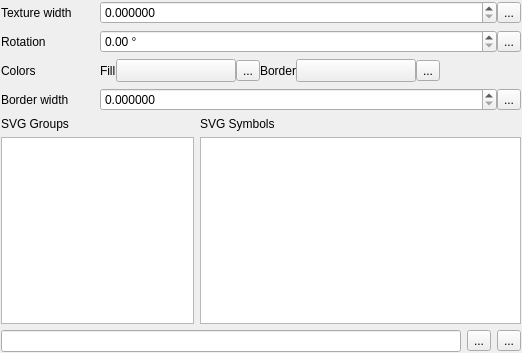
nextgis/nextgisqgis, file src/ui/symbollayer/widget_svgfill.ui: the form before one commit.
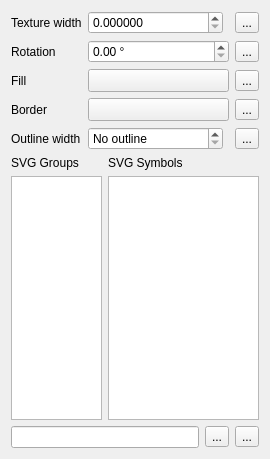
The form after the commit. Custom widgets are drawn as their Qt base class.

Diff of the .ui file:
```diff
--- a/src/ui/symbollayer/widget_svgfill.ui
+++ b/src/ui/symbollayer/widget_svgfill.ui
@@ -6,107 +6,14 @@
    <rect>
     <x>0</x>
     <y>0</y>
-    <width>522</width>
-    <height>353</height>
+    <width>270</width>
+    <height>459</height>
    </rect>
   </property>
   <property name="windowTitle">
    <string>Form</string>
   </property>
-  <layout class="QGridLayout" name="gridLayout_3">
-   <property name="margin">
-    <number>1</number>
-   </property>
-   <item row="1" column="0">
-    <layout class="QGridLayout" name="gridLayout_2">
-     <item row="0" column="0">
-      <widget class="QLabel" name="mSymbolGroupLabel">
-       <property name="text">
-        <string>SVG Groups</string>
-       </property>
-      </widget>
-     </item>
-     <item row="0" column="1">
-      <widget class="QLabel" name="mSymbolListLabel">
-       <property name="text">
-        <string>SVG Symbols</string>
-       </property>
-      </widget>
-     </item>
-     <item row="1" column="0">
-      <widget class="QTreeView" name="mSvgTreeView">
-       <property name="sizePolicy">
-        <sizepolicy hsizetype="Expanding" vsizetype="Expanding">
-         <horstretch>3</horstretch>
-         <verstretch>0</verstretch>
-        </sizepolicy>
-       </property>
-      </widget>
-     </item>
-     <item row="1" column="1">
-      <widget class="QListView" name="mSvgListView">
-       <property name="sizePolicy">
-        <sizepolicy hsizetype="Expanding" vsizetype="Expanding">
-         <horstretch>5</horstretch>
-         <verstretch>0</verstretch>
-        </sizepolicy>
-       </property>
-       <property name="flow">
-        <enum>QListView::LeftToRight</enum>
-       </property>
-       <property name="layoutMode">
-        <enum>QListView::Batched</enum>
-       </property>
-       <property name="viewMode">
-        <enum>QListView::IconMode</enum>
-       </property>
-       <property name="uniformItemSizes">
-        <bool>true</bool>
-       </property>
-      </widget>
-     </item>
-    </layout>
-   </item>
-   <item row="2" column="0">
-    <layout class="QHBoxLayout" name="horizontalLayout">
-     <item>
-      <widget class="QLineEdit" name="mSVGLineEdit"/>
-     </item>
-     <item>
-      <widget class="QToolButton" name="mBrowseToolButton">
-       <property name="text">
-        <string>...</string>
-       </property>
-      </widget>
-     </item>
-     <item>
-      <widget class="QgsDataDefinedButton" name="mSVGDDBtn">
-       <property name="text">
-        <string>...</string>
-       </property>
-      </widget>
-     </item>
-    </layout>
-   </item>
-   <item row="0" column="0">
     <layout class="QGridLayout" name="gridLayout">
-     <property name="horizontalSpacing">
-      <number>28</number>
-     </property>
-     <item row="1" column="0">
-      <widget class="QLabel" name="mRotationLabel">
-       <property name="text">
-        <string>Rotation</string>
-       </property>
-      </widget>
-     </item>
-     <item row="2" column="0">
-      <widget class="QLabel" name="mColorLabel">
-       <property name="text">
-        <string>Colors</string>
-       </property>
-      </widget>
-     </item>
      <item row="1" column="1">
       <layout class="QHBoxLayout" name="horizontalLayout_5">
        <item>
@@ -122,30 +29,72 @@
          </property>
         </widget>
        </item>
-       <item>
-        <widget class="QgsDataDefinedButton" name="mRotationDDBtn">
-         <property name="text">
-          <string>...</string>
-         </property>
-        </widget>
-       </item>
       </layout>
      </item>
      <item row="3" column="0">
-      <widget class="QLabel" name="mBorderWidthLabel">
-       <property name="text">
-        <string>Border width</string>
-       </property>
-      </widget>
-     </item>
-     <item row="0" column="0">
-      <widget class="QLabel" name="mTextureWidthLabel">
+    <widget class="QLabel" name="mBorderColorLabel">
+     <property name="sizePolicy">
+      <sizepolicy hsizetype="Maximum" vsizetype="Preferred">
+       <horstretch>0</horstretch>
+       <verstretch>0</verstretch>
+      </sizepolicy>
+     </property>
        <property name="text">
-        <string>Texture width</string>
+      <string>Border</string>
        </property>
       </widget>
      </item>
      <item row="3" column="1">
+    <layout class="QHBoxLayout" name="horizontalLayout_6">
+     <item>
+      <widget class="QgsColorButtonV2" name="mChangeBorderColorButton">
+       <property name="sizePolicy">
+        <sizepolicy hsizetype="Expanding" vsizetype="Fixed">
+         <horstretch>0</horstretch>
+         <verstretch>0</verstretch>
+        </sizepolicy>
+       </property>
+       <property name="minimumSize">
+        <size>
+         <width>120</width>
+         <height>0</height>
+        </size>
+       </property>
+       <property name="maximumSize">
+        <size>
+         <width>16777215</width>
+         <height>16777215</height>
+        </size>
+       </property>
+       <property name="text">
+        <string/>
+       </property>
+      </widget>
+     </item>
+    </layout>
+   </item>
+   <item row="4" column="0">
+    <widget class="QLabel" name="mBorderWidthLabel">
+     <property name="text">
+      <string>Outline width</string>
+     </property>
+    </widget>
+   </item>
+   <item row="6" column="0" colspan="2">
+    <layout class="QHBoxLayout" name="horizontalLayout">
+     <item>
+      <widget class="QLineEdit" name="mSVGLineEdit"/>
+     </item>
+     <item>
+      <widget class="QToolButton" name="mBrowseToolButton">
+       <property name="text">
+        <string>...</string>
+       </property>
+      </widget>
+     </item>
+    </layout>
+   </item>
+   <item row="4" column="1">
       <layout class="QHBoxLayout" name="horizontalLayout_4">
        <item>
         <widget class="QgsDoubleSpinBox" name="mBorderWidthSpinBox">
@@ -155,6 +104,9 @@
            <verstretch>0</verstretch>
           </sizepolicy>
          </property>
+       <property name="specialValueText">
+        <string>No outline</string>
+       </property>
          <property name="decimals">
           <number>6</number>
          </property>
@@ -164,15 +116,8 @@
          <property name="singleStep">
           <double>0.200000000000000</double>
          </property>
-         <property name="showClearButton">
-          <bool>false</bool>
-         </property>
-        </widget>
-       </item>
-       <item>
-        <widget class="QgsDataDefinedButton" name="mBorderWidthDDBtn">
-         <property name="text">
-          <string>...</string>
+       <property name="showClearButton" stdset="0">
+        <bool>true</bool>
          </property>
         </widget>
        </item>
@@ -181,6 +126,42 @@
        </item>
       </layout>
      </item>
+   <item row="2" column="1">
+    <layout class="QHBoxLayout" name="horizontalLayout_3">
+     <item>
+      <widget class="QgsColorButtonV2" name="mChangeColorButton">
+       <property name="sizePolicy">
+        <sizepolicy hsizetype="Expanding" vsizetype="Fixed">
+         <horstretch>0</horstretch>
+         <verstretch>0</verstretch>
+        </sizepolicy>
+       </property>
+       <property name="minimumSize">
+        <size>
+         <width>120</width>
+         <height>0</height>
+        </size>
+       </property>
+       <property name="maximumSize">
+        <size>
+         <width>16777215</width>
+         <height>16777215</height>
+        </size>
+       </property>
+       <property name="text">
+        <string/>
+       </property>
+      </widget>
+     </item>
+    </layout>
+   </item>
+   <item row="1" column="0">
+    <widget class="QLabel" name="mRotationLabel">
+     <property name="text">
+      <string>Rotation</string>
+     </property>
+    </widget>
+   </item>
      <item row="0" column="1">
       <layout class="QHBoxLayout" name="horizontalLayout_2">
        <item>
@@ -205,21 +186,12 @@
          </property>
         </widget>
        </item>
-       <item>
-        <widget class="QgsDataDefinedButton" name="mTextureWidthDDBtn">
-         <property name="text">
-          <string>...</string>
-         </property>
-        </widget>
-       </item>
        <item>
         <widget class="QgsUnitSelectionWidget" name="mTextureWidthUnitWidget" native="true"/>
        </item>
       </layout>
      </item>
-     <item row="2" column="1">
-      <layout class="QHBoxLayout" name="horizontalLayout_3">
-       <item>
+   <item row="2" column="0">
         <widget class="QLabel" name="label">
          <property name="sizePolicy">
           <sizepolicy hsizetype="Maximum" vsizetype="Preferred">
@@ -232,87 +204,119 @@
          </property>
         </widget>
        </item>
-       <item>
-        <widget class="QgsColorButtonV2" name="mChangeColorButton">
-         <property name="minimumSize">
-          <size>
-           <width>120</width>
-           <height>0</height>
-          </size>
-         </property>
-         <property name="maximumSize">
-          <size>
-           <width>120</width>
-           <height>16777215</height>
-          </size>
-         </property>
+   <item row="0" column="0">
+    <widget class="QLabel" name="mTextureWidthLabel">
+     <property name="text">
+      <string>Texture width</string>
+     </property>
+    </widget>
+   </item>
+   <item row="0" column="2">
+    <widget class="QgsDataDefinedButton" name="mTextureWidthDDBtn">
+     <property name="text">
+      <string>...</string>
+     </property>
+    </widget>
+   </item>
+   <item row="1" column="2">
+    <widget class="QgsDataDefinedButton" name="mRotationDDBtn">
          <property name="text">
-          <string/>
+      <string>...</string>
          </property>
         </widget>
        </item>
-       <item>
+   <item row="2" column="2">
         <widget class="QgsDataDefinedButton" name="mFilColorDDBtn">
          <property name="text">
           <string>...</string>
          </property>
         </widget>
        </item>
-       <item>
-        <widget class="QLabel" name="mBorderColorLabel">
-         <property name="sizePolicy">
-          <sizepolicy hsizetype="Maximum" vsizetype="Preferred">
-           <horstretch>0</horstretch>
-           <verstretch>0</verstretch>
-          </sizepolicy>
-         </property>
-         <property name="text">
-          <string>Border</string>
-         </property>
-        </widget>
-       </item>
-       <item>
-        <widget class="QgsColorButtonV2" name="mChangeBorderColorButton">
-         <property name="minimumSize">
-          <size>
-           <width>120</width>
-           <height>0</height>
-          </size>
-         </property>
-         <property name="maximumSize">
-          <size>
-           <width>120</width>
-           <height>16777215</height>
-          </size>
-         </property>
-         <property name="text">
-          <string/>
-         </property>
-        </widget>
-       </item>
-       <item>
+   <item row="3" column="2">
         <widget class="QgsDataDefinedButton" name="mBorderColorDDBtn">
          <property name="text">
           <string>...</string>
          </property>
         </widget>
        </item>
-       <item>
-        <spacer name="horizontalSpacer">
-         <property name="orientation">
-          <enum>Qt::Horizontal</enum>
-         </property>
-         <property name="sizeHint" stdset="0">
+   <item row="4" column="2">
+    <widget class="QgsDataDefinedButton" name="mBorderWidthDDBtn">
+     <property name="text">
+      <string>...</string>
+     </property>
+    </widget>
+   </item>
+   <item row="5" column="0" colspan="3">
+    <layout class="QGridLayout" name="gridLayout_2">
+     <item row="0" column="0">
+      <widget class="QLabel" name="mSymbolGroupLabel">
+       <property name="text">
+        <string>SVG Groups</string>
+       </property>
+      </widget>
+     </item>
+     <item row="0" column="1">
+      <widget class="QLabel" name="mSymbolListLabel">
+       <property name="text">
+        <string>SVG Symbols</string>
+       </property>
+      </widget>
+     </item>
+     <item row="1" column="0">
+      <widget class="QTreeView" name="mSvgTreeView">
+       <property name="sizePolicy">
+        <sizepolicy hsizetype="Expanding" vsizetype="Expanding">
+         <horstretch>3</horstretch>
+         <verstretch>0</verstretch>
+        </sizepolicy>
+       </property>
+      </widget>
+     </item>
+     <item row="1" column="1">
+      <widget class="QListView" name="mSvgListView">
+       <property name="sizePolicy">
+        <sizepolicy hsizetype="Expanding" vsizetype="Expanding">
+         <horstretch>5</horstretch>
+         <verstretch>0</verstretch>
+        </sizepolicy>
+       </property>
+       <property name="iconSize">
           <size>
-           <width>0</width>
-           <height>20</height>
-          </size>
-         </property>
-        </spacer>
+         <width>32</width>
+         <height>32</height>
+        </size>
+       </property>
+       <property name="flow">
+        <enum>QListView::LeftToRight</enum>
+       </property>
+       <property name="resizeMode">
+        <enum>QListView::Adjust</enum>
+       </property>
+       <property name="layoutMode">
+        <enum>QListView::Batched</enum>
+       </property>
+       <property name="gridSize">
+        <size>
+         <width>36</width>
+         <height>36</height>
+        </size>
+       </property>
+       <property name="viewMode">
+        <enum>QListView::IconMode</enum>
+       </property>
+       <property name="uniformItemSizes">
+        <bool>true</bool>
+       </property>
+      </widget>
        </item>
       </layout>
      </item>
-    </layout>
+   <item row="6" column="2">
+    <widget class="QgsDataDefinedButton" name="mSVGDDBtn">
+     <property name="text">
+      <string>...</string>
+     </property>
+    </widget>
    </item>
   </layout>
  </widget>
```
Left out of the diff: 8 changed lines with no effect on the pictures. Lines whose indentation alone changed are shown as unchanged.
